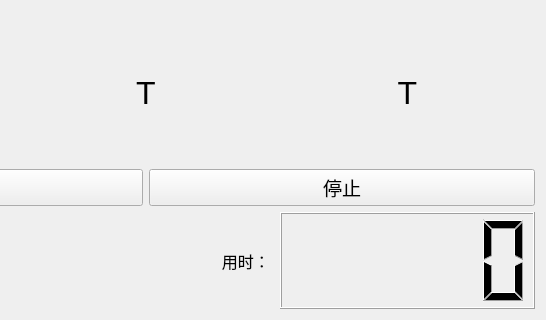
Qt form mainmenu.ui (L-Super/SchulteGrid) before a commit; both pictures show x 254 to 800 and y 280 to 600 of the 800 by 600 pixel window.
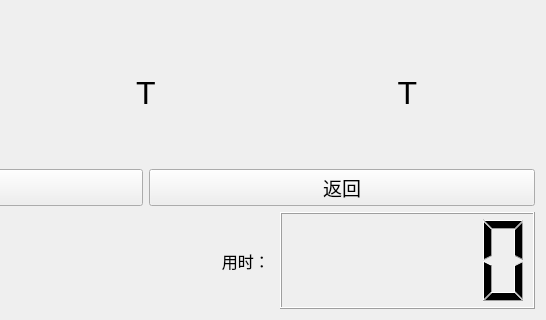
The same form after that commit. Icons and pictures are not drawn.

Commit message: 更改16宫格壁纸，完善返回按钮，增加计时器，还需改进

```diff
--- a/mainmenu.ui
+++ b/mainmenu.ui
@@ -218,7 +218,7 @@
           <string notr="true"/>
          </property>
          <property name="text">
-          <string>停止</string>
+          <string>返回</string>
          </property>
         </widget>
        </item>
```
The commit also changes 10 other files.
